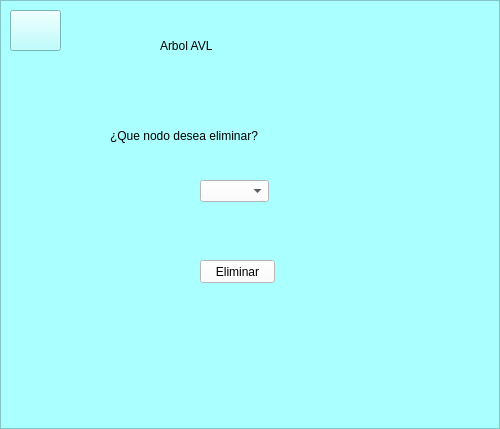
Above: EliminarArbol.ui from Joy12600/Lab1 before the change. Below: the same form after it.
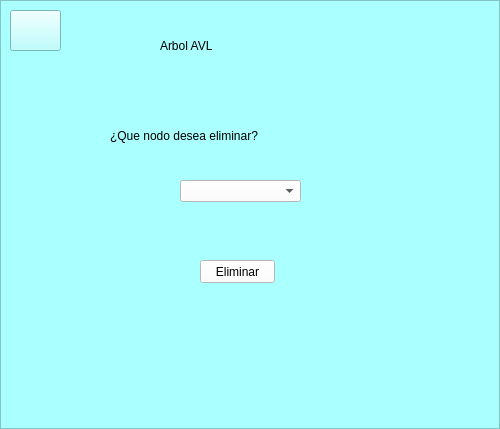
That is the form after the change. Icons and pictures are not drawn.

Patch:
```diff
--- a/EliminarArbol.ui
+++ b/EliminarArbol.ui
@@ -76,9 +76,9 @@
       <widget class="QComboBox" name="comboBox">
        <property name="geometry">
         <rect>
-         <x>200</x>
+         <x>180</x>
          <y>180</y>
-         <width>69</width>
+         <width>121</width>
          <height>22</height>
         </rect>
        </property>
```
